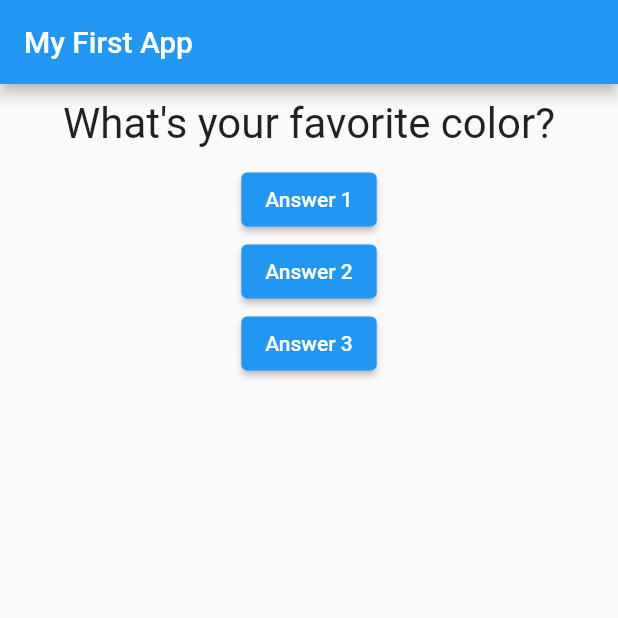
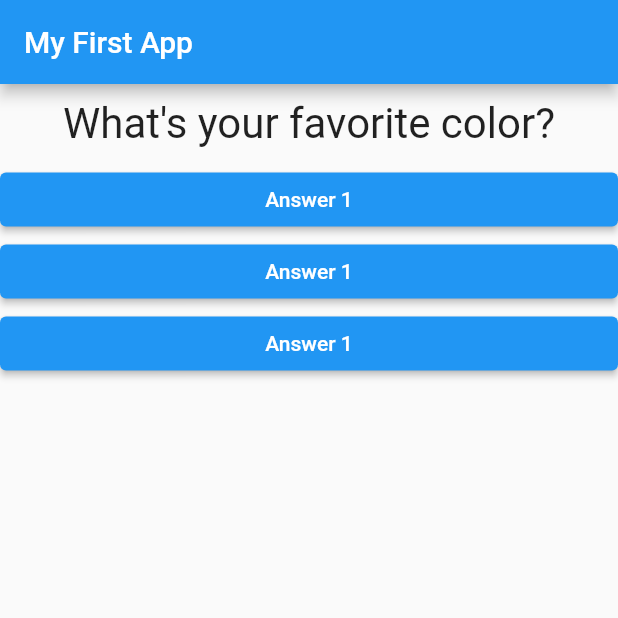
Before and after one commit to ninetails/probable-adventure, a Flutter app: the screen it shows after launch, on a phone screen of 412 x 824 dp, the top half of it. Run offline on Flutter 3.47's test engine with Material 2 defaults, Android fonts, the phone set to English and light mode, and no system bars.

Commit message:
feat: 🎸 lecture 43

```diff
--- /dev/null
+++ b/guide/flutter_complete_guide/lib/answer.dart
@@ -0,0 +1,21 @@
+import 'package:flutter/material.dart';
+
+class Answer extends StatelessWidget {
+  final Function onPressed;
+
+  Answer(this.onPressed, {Key key}) : super(key: key);
+
+  @override
+  Widget build(BuildContext context) {
+    return Container(
+      width: double.infinity,
+      child: ElevatedButton(
+        style: ElevatedButton.styleFrom(
+          primary: Colors.blue,
+        ),
+        child: Text('Answer 1'),
+        onPressed: this.onPressed,
+      ),
+    );
+  }
+}
--- a/guide/flutter_complete_guide/lib/main.dart
+++ b/guide/flutter_complete_guide/lib/main.dart
@@ -1,4 +1,5 @@
 import 'package:flutter/material.dart';
+import 'package:flutter_complete_guide/answer.dart';
 import 'package:flutter_complete_guide/question.dart';
 
 // void main() {
@@ -37,18 +38,9 @@ class _MyAppState extends State<MyApp> {
         body: Column(
           children: [
             Question(questions[questionIndex]),
-            ElevatedButton(
-              child: Text('Answer 1'),
-              onPressed: this.answerQuestion,
-            ),
-            ElevatedButton(
-              child: Text('Answer 2'),
-              onPressed: this.answerQuestion,
-            ),
-            ElevatedButton(
-              child: Text('Answer 3'),
-              onPressed: this.answerQuestion,
-            ),
+            Answer(this.answerQuestion),
+            Answer(this.answerQuestion),
+            Answer(this.answerQuestion),
           ],
         ),
       ),
```
